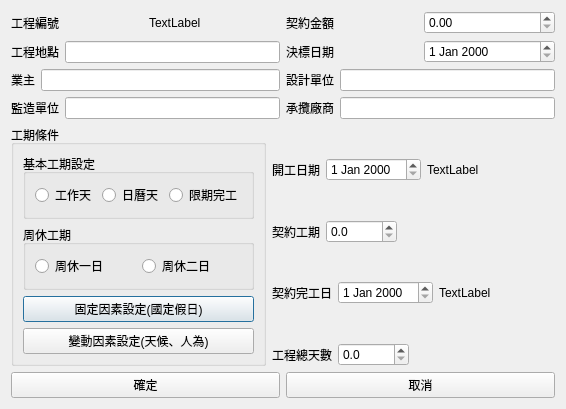
Above: Python/QtCreateProjectPage2Dialog.ui from foxking0416/HuachunDailyReport2024 before the change. Below: the same form after it.
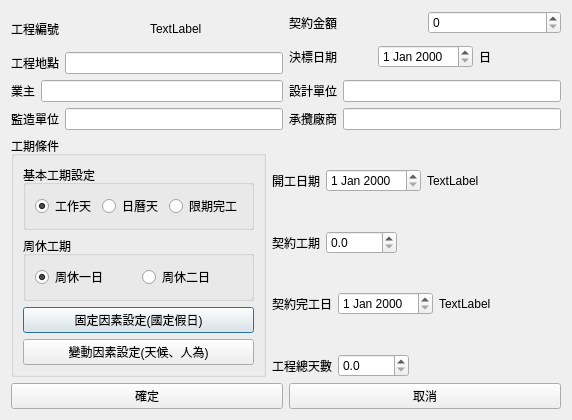
That is the form after the change.

The edit to the form file:
```diff
--- a/Python/QtCreateProjectPage2Dialog.ui
+++ b/Python/QtCreateProjectPage2Dialog.ui
@@ -6,8 +6,8 @@
    <rect>
     <x>0</x>
     <y>0</y>
-    <width>566</width>
-    <height>367</height>
+    <width>572</width>
+    <height>420</height>
    </rect>
   </property>
   <property name="windowTitle">
@@ -92,7 +92,7 @@
           </widget>
          </item>
          <item>
-          <widget class="QDoubleSpinBox" name="doubleSpinBox"/>
+          <widget class="QSpinBox" name="qtContractValueSpinBox"/>
          </item>
         </layout>
        </item>
@@ -106,7 +106,14 @@
           </widget>
          </item>
          <item>
-          <widget class="QDateEdit" name="dateEdit"/>
+          <widget class="QDateEdit" name="qtDateEdit"/>
+         </item>
+         <item>
+          <widget class="QLabel" name="qtDecideWeekdayLabel">
+           <property name="text">
+            <string>日</string>
+           </property>
+          </widget>
          </item>
         </layout>
        </item>
@@ -161,6 +168,9 @@
              <property name="text">
               <string>工作天</string>
              </property>
+             <property name="checked">
+              <bool>true</bool>
+             </property>
             </widget>
            </item>
            <item>
@@ -191,6 +201,9 @@
              <property name="text">
               <string>周休一日</string>
              </property>
+             <property name="checked">
+              <bool>true</bool>
+             </property>
             </widget>
            </item>
            <item>
```
Left out of the diff: 18 changed lines with no effect on the pictures.
